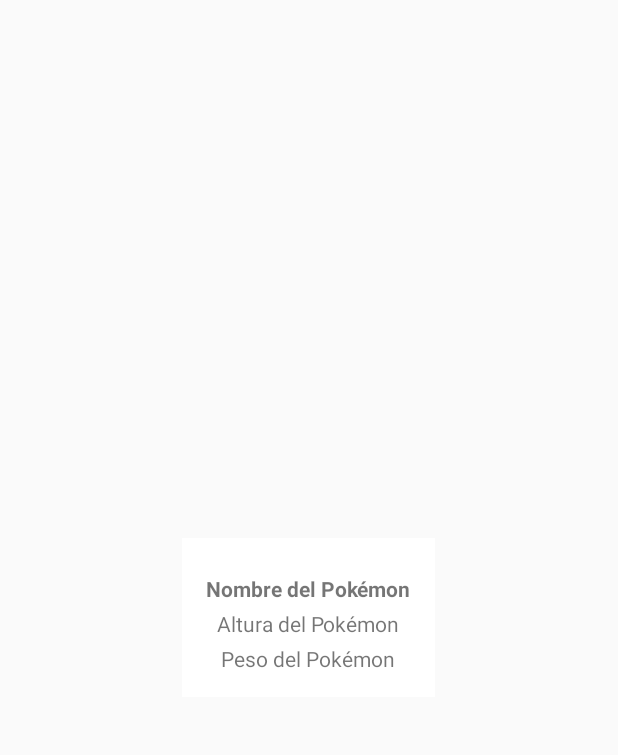
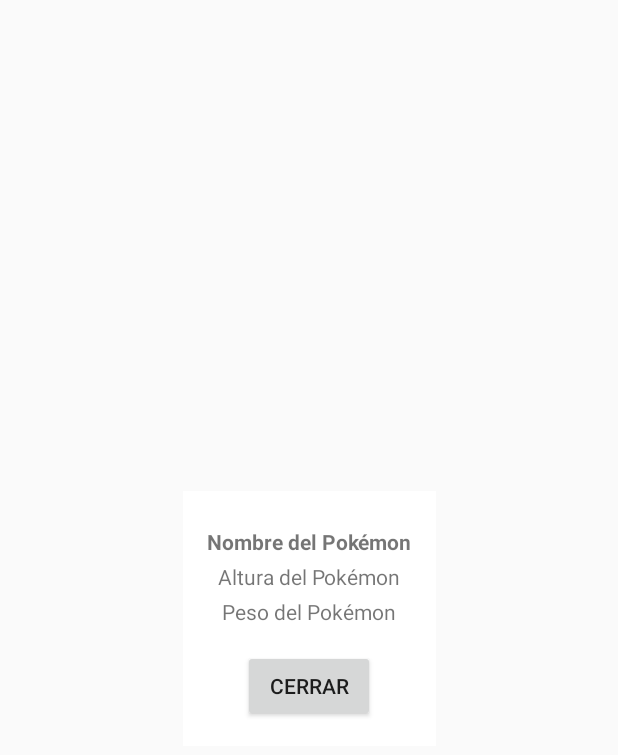
Before and after one commit to Mondacars0165/PokeTest, an Android app built with Jetpack Compose: the layout modal_pokemon_details.xml on its own in the app's theme, with its tools: preview values and no code run, on a phone screen of 412 x 824 dp. Shown: the top 755 px of the screen. Run offline under Robolectric (Android 15) with nearby library versions, the phone set to English and light mode, and no system bars.

```diff
--- a/app/src/main/AndroidManifest.xml
+++ b/app/src/main/AndroidManifest.xml
@@ -2,6 +2,8 @@
 <manifest xmlns:android="http://schemas.android.com/apk/res/android"
     xmlns:tools="http://schemas.android.com/tools">
 
+    <uses-permission android:name="android.permission.ACCESS_FINE_LOCATION" />
+    <uses-permission android:name="android.permission.ACCESS_COARSE_LOCATION" />
     <uses-permission android:name="android.permission.INTERNET" />
 
     <application
--- a/app/src/main/res/layout/modal_pokemon_details.xml
+++ b/app/src/main/res/layout/modal_pokemon_details.xml
@@ -1,7 +1,6 @@
-<!-- modal_pokemon_details.xml -->
-
-<RelativeLayout
+<androidx.constraintlayout.widget.ConstraintLayout
     xmlns:android="http://schemas.android.com/apk/res/android"
+    xmlns:app="http://schemas.android.com/apk/res-auto"
     android:layout_width="match_parent"
     android:layout_height="match_parent">
 
@@ -9,17 +8,26 @@
         android:id="@+id/modalContainer"
         android:layout_width="wrap_content"
         android:layout_height="wrap_content"
-        android:layout_centerInParent="true"
         android:background="@android:color/white"
         android:orientation="vertical"
-        android:padding="16dp">
+        android:padding="16dp"
+        android:layout_gravity="center"
+        app:layout_constraintTop_toTopOf="parent"
+        app:layout_constraintBottom_toBottomOf="parent"
+        app:layout_constraintStart_toStartOf="parent"
+        app:layout_constraintEnd_toEndOf="parent"
+        app:layout_constraintVertical_bias="0.5"
+        app:layout_constraintHorizontal_bias="0.5">
 
+        <!-- ImageView para la imagen del Pokémon -->
         <ImageView
             android:id="@+id/modalPokemonImage"
             android:layout_width="wrap_content"
             android:layout_height="wrap_content"
             android:contentDescription="@string/image_description"
-            android:layout_gravity="center"/>
+            android:layout_gravity="center"
+            android:scaleType="fitCenter" />
+
 
         <TextView
             android:id="@+id/modalPokemonName"
@@ -45,8 +53,14 @@
             android:text="Peso del Pokémon"
             android:layout_gravity="center"
             android:layout_marginTop="4dp"/>
+
+        <!-- Agregar el botón para cerrar el modal -->
+        <Button
+            android:id="@+id/btnCloseModal"
+            android:layout_width="wrap_content"
+            android:layout_height="wrap_content"
+            android:text="Cerrar"
+            android:layout_gravity="center"
+            android:layout_marginTop="16dp"/>
     </LinearLayout>
-
-    <!-- Otras vistas y layouts que puedas necesitar -->
-
-</RelativeLayout>
+</androidx.constraintlayout.widget.ConstraintLayout>
```
Also changed, not shown: app/src/main/java/com/test/poketest/MainActivity.kt (+18 -9 lines), app/src/main/java/com/test/poketest/PokemonListAdapter.kt (+2 -0 lines), app/src/main/java/com/test/poketest/api/PokemonApiService.kt (+3 -2 lines), app/src/main/res/layout/activity_main.xml (+56 -32 lines).
